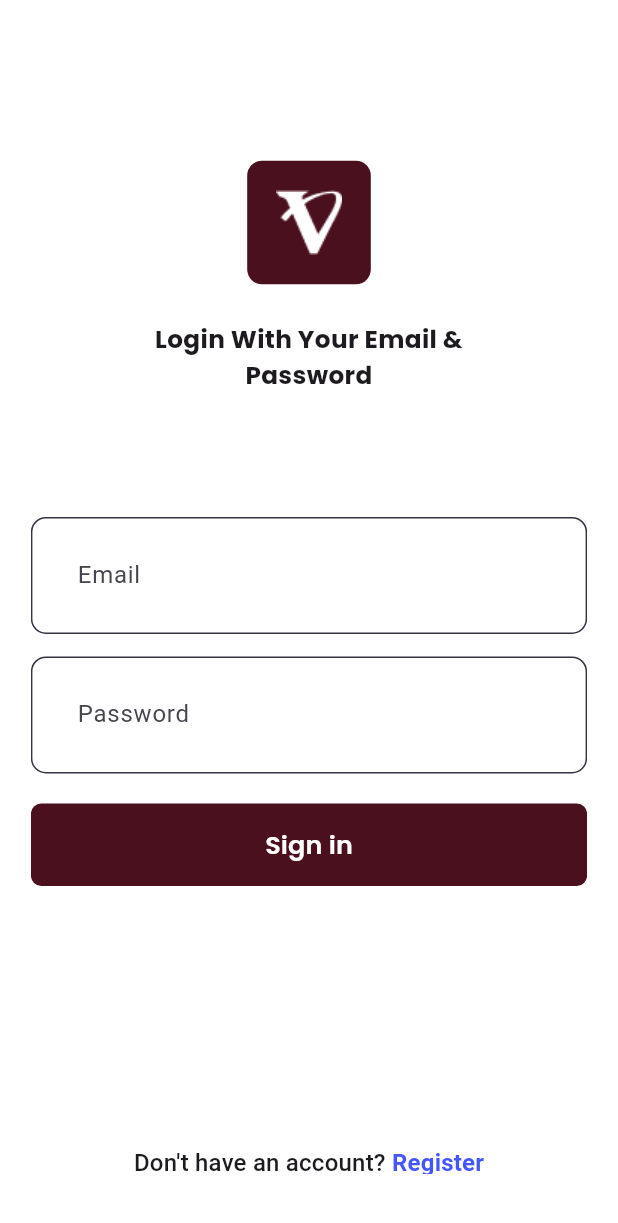
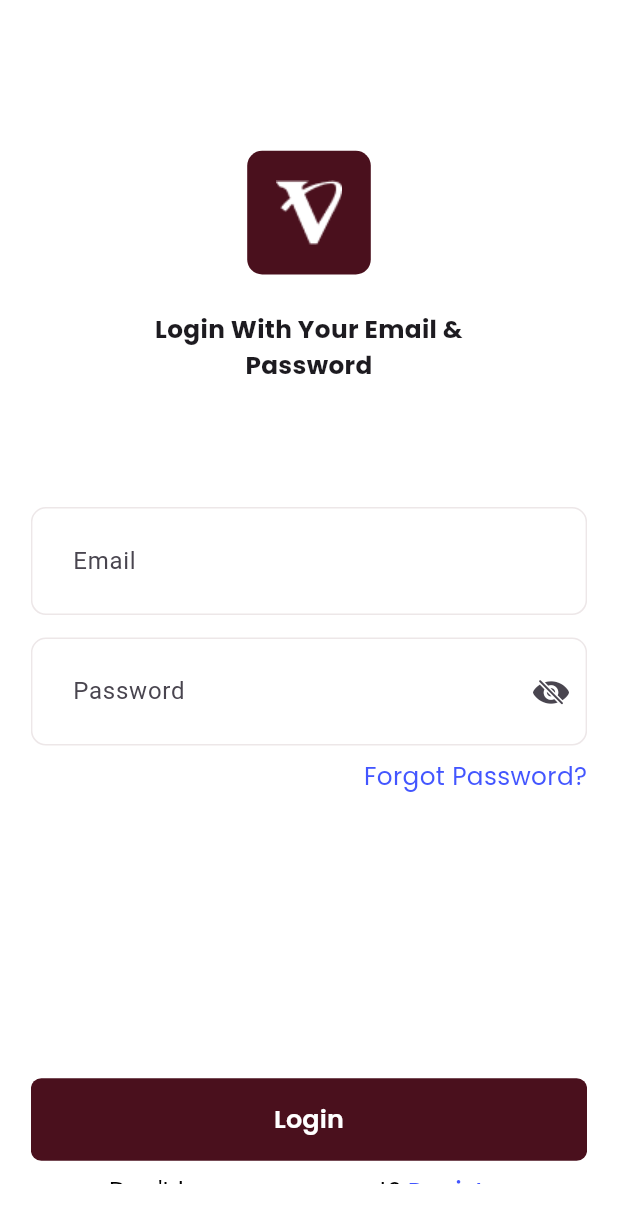
Before and after one commit to shanulhakeemt/lilac-task, a Flutter app: the screen it shows after launch, on a phone screen of 412 x 824 dp. Shown: the top 1223 px of the screen. Run offline on Flutter 3.47's test engine with Material 3 defaults, Android fonts, the phone set to English and light mode, and no system bars; our stand-ins replace flutter_riverpod, fpdart, google_fonts, riverpod_annotation, shared_preferences; generated files the repository leaves out were written again.

Commit message:
some ui changes

```diff
--- a/lib/core/theme/theme.dart
+++ b/lib/core/theme/theme.dart
@@ -11,9 +11,9 @@ class AppTheme {
       appBarTheme: AppBarTheme(backgroundColor: Pallete.backgroundColor),
       scaffoldBackgroundColor: Pallete.backgroundColor,
       inputDecorationTheme: InputDecorationTheme(
-          contentPadding: const EdgeInsets.all(27),
+          contentPadding: const EdgeInsets.all(24),
           focusedBorder: _border(Pallete.brownColor),
-          enabledBorder: _border(Pallete.borderColor)),
+          enabledBorder: _border(Pallete.brownColor.withOpacity(.1))),
       bottomNavigationBarTheme: BottomNavigationBarThemeData(
         backgroundColor: Pallete.backgroundColor,
         type: BottomNavigationBarType.fixed,
--- a/lib/core/widgets/custom_button.dart
+++ b/lib/core/widgets/custom_button.dart
@@ -1,7 +1,9 @@
 import 'package:flutter/material.dart';
+import 'package:flutter_riverpod/flutter_riverpod.dart';
 import 'package:google_fonts/google_fonts.dart';
 import 'package:lilac_task/core/theme/app_pallete.dart';
 import 'package:lilac_task/core/widgets/loader.dart';
+
 
 class CustomButton extends StatelessWidget {
   const CustomButton(
--- a/lib/core/widgets/custom_field.dart
+++ b/lib/core/widgets/custom_field.dart
@@ -1,25 +1,29 @@
+import 'package:flutter/cupertino.dart';
 import 'package:flutter/material.dart';
+import 'package:flutter_riverpod/flutter_riverpod.dart';
+
+final isObscured = StateProvider<bool>(
+  (ref) => true,
+);
 
 class CustomField extends StatelessWidget {
-  const CustomField(
-      {super.key,
+  const CustomField({
+    super.key,
     required this.hintText,
     required this.controller,
     this.onTap,
-      this.readOnly=false,
-      this.isObscuredText = false});
+    this.isSufficxIcon = false,
+  });
   final String hintText;
   final TextEditingController? controller;
-  final bool isObscuredText;
-  final bool readOnly;
+  final bool isSufficxIcon;
   final VoidCallback? onTap;
 
   @override
   Widget build(BuildContext context) {
+    return Consumer(builder: (context, ref, child) {
       return TextFormField(
         onTap: onTap,
-
-readOnly: readOnly,
         validator: (value) {
           if (value!.trim().isEmpty) {
             return "$hintText is missing";
@@ -27,10 +31,22 @@ readOnly: readOnly,
           return null;
         },
         controller: controller,
-      obscureText: isObscuredText,
+        obscureText: !isSufficxIcon ? false : ref.watch(isObscured),
         decoration: InputDecoration(
+          suffixIcon: !isSufficxIcon
+              ? null
+              : IconButton(
+                  onPressed: () {
+                    ref.read(isObscured.notifier).update(
+                          (state) => !state,
+                        );
+                  },
+                  icon: Icon(ref.watch(isObscured)
+                      ? CupertinoIcons.eye_slash_fill
+                      : CupertinoIcons.eye)),
           hintText: hintText,
         ),
       );
+    });
   }
 }
--- a/lib/features/auth/view/pages/login_page.dart
+++ b/lib/features/auth/view/pages/login_page.dart
@@ -9,7 +9,6 @@ import 'package:lilac_task/core/widgets/custom_field.dart';
 import 'package:lilac_task/core/widgets/loader.dart';
 import 'package:lilac_task/core/widgets/custom_button.dart';
 import 'package:lilac_task/features/auth/viewmodel/auth_viewmodel.dart';
-import 'package:lilac_task/features/home/view/pages/home_page.dart';
 import 'package:lilac_task/features/home/view/pages/nav_page.dart';
 
 class LoginPage extends ConsumerStatefulWidget {
@@ -67,7 +66,7 @@ class _LoginPageState extends ConsumerState<LoginPage> {
           ? const Loader()
           : Padding(
               padding:
-                  EdgeInsets.symmetric(horizontal: w * .05, vertical: h * .05),
+                  EdgeInsets.symmetric(horizontal: w * .05, vertical: h * .042),
               child: Form(
                 key: formKey,
                 child: SingleChildScrollView(
@@ -110,12 +109,25 @@ class _LoginPageState extends ConsumerState<LoginPage> {
                         height: 15,
                       ),
                       CustomField(
+                        isSufficxIcon: true,
                         controller: passController,
-                        isObscuredText: true,
                         hintText: "Password",
                       ),
-                      const SizedBox(
-                        height: 20,
+                      SizedBox(
+                        height: h * .01,
+                      ),
+                      Align(
+                        alignment: Alignment.centerRight,
+                        child: Text(
+                          'Forgot Password?',
+                          style: GoogleFonts.poppins(
+                              color: Pallete.blue,
+                              fontSize: w * .04,
+                              fontWeight: FontWeight.w400),
+                        ),
+                      ),
+                      SizedBox(
+                        height: h * .23,
                       ),
                       CustomButton(
                         onPressed: () async {
@@ -127,23 +139,27 @@ class _LoginPageState extends ConsumerState<LoginPage> {
                                     password: passController.text.trim());
                           }
                         },
-                        buttonText: "Sign in",
+                        buttonText: "Login",
                       ),
                       SizedBox(
-                        height: h * .21,
+                        height: h * .01,
                       ),
                       GestureDetector(
                         onTap: () {},
                         child: RichText(
                           text: TextSpan(
                               text: "Don't have an account? ",
-                              style: Theme.of(context).textTheme.titleMedium,
-                              children: const [
+                              style: GoogleFonts.poppins(
+                                  color: Pallete.blackColor,
+                                  fontSize: w * .04,
+                                  fontWeight: FontWeight.w400),
+                              children: [
                                 TextSpan(
                                     text: "Register",
-                                    style: TextStyle(
+                                    style: GoogleFonts.poppins(
                                         color: Pallete.blue,
-                                        fontWeight: FontWeight.bold))
+                                        fontSize: w * .04,
+                                        fontWeight: FontWeight.w500))
                               ]),
                         ),
                       )
```
Lines whose indentation alone changed are shown as unchanged.
